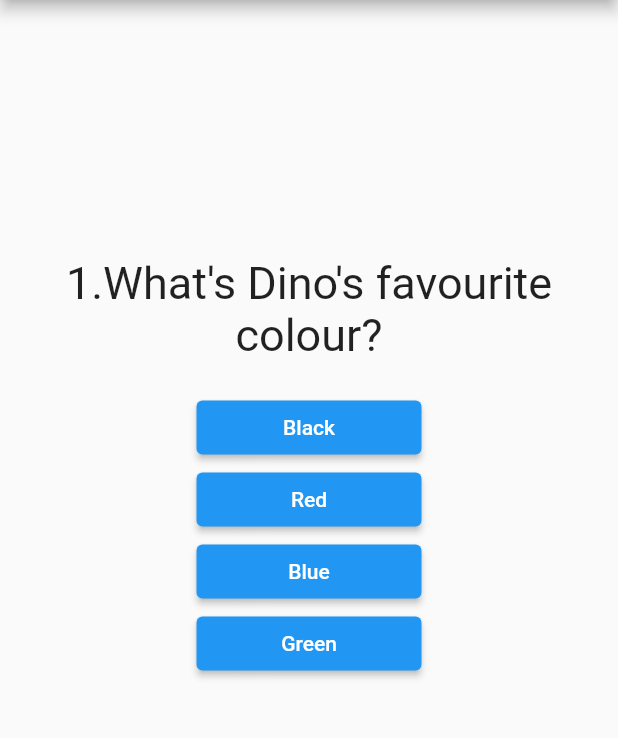
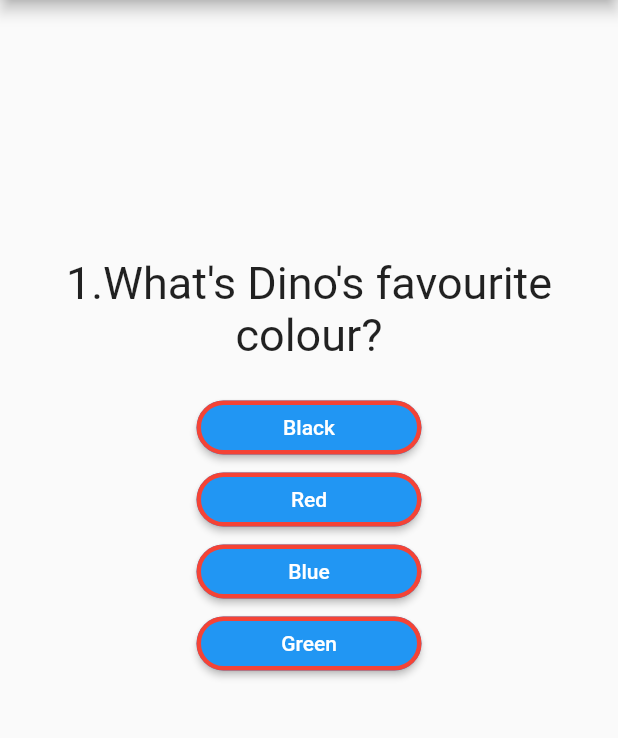
Before and after one commit to DinoM17/QuizApp, a Flutter app: the screen it shows after launch, on a phone screen of 412 x 824 dp, the part 84-822 px from its top. Run offline on Flutter 3.47's test engine with Material 2 defaults, Android fonts, the phone set to English and light mode, and no system bars.

Commit message:
playing with button style

```diff
--- a/lib/answer.dart
+++ b/lib/answer.dart
@@ -13,6 +13,15 @@ class Answer extends StatelessWidget {
         style: ButtonStyle(
           foregroundColor: MaterialStateProperty.all(Colors.white),
           backgroundColor: MaterialStateProperty.all(Colors.blue),
+          shape: MaterialStateProperty.all<RoundedRectangleBorder>(
+              RoundedRectangleBorder(
+            borderRadius: BorderRadius.circular(35),
+            side: const BorderSide(
+              color: Colors.red,
+              style: BorderStyle.solid,
+              width: 3.0,
+            ),
+          )),
         ),
         onPressed: dinoHandler,
         child: Text(
```
